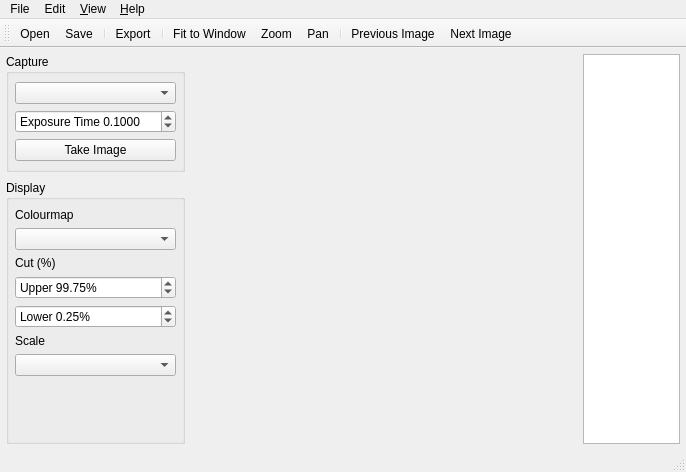
Old version of the form ui/viewer.ui in the repository badders/pyfitsview.
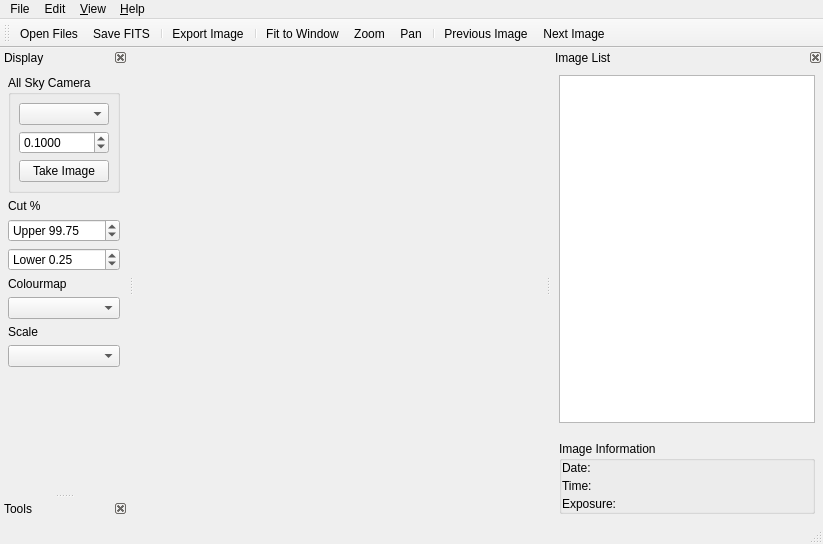
New version of the form. Icons and pictures are not drawn.

Commit message: Convert to use dock widgets

Patch:
```diff
--- a/ui/viewer.ui
+++ b/ui/viewer.ui
@@ -6,8 +6,8 @@
    <rect>
     <x>0</x>
     <y>0</y>
-    <width>686</width>
-    <height>472</height>
+    <width>823</width>
+    <height>544</height>
    </rect>
   </property>
   <property name="windowTitle">
@@ -27,271 +27,6 @@
     <property name="margin">
      <number>6</number>
     </property>
-    <item>
-     <layout class="QHBoxLayout" name="mainContainer" stretch="1,4,1">
-      <property name="spacing">
-       <number>8</number>
-      </property>
-      <item>
-       <layout class="QVBoxLayout" name="verticalLayout">
-        <item>
-         <widget class="QGroupBox" name="allSkyControls">
-          <property name="sizePolicy">
-           <sizepolicy hsizetype="Minimum" vsizetype="Fixed">
-            <horstretch>0</horstretch>
-            <verstretch>0</verstretch>
-           </sizepolicy>
-          </property>
-          <property name="title">
-           <string>Capture</string>
-          </property>
-          <property name="flat">
-           <bool>true</bool>
-          </property>
-          <layout class="QVBoxLayout" name="verticalLayout_4">
-           <property name="spacing">
-            <number>-1</number>
-           </property>
-           <property name="leftMargin">
-            <number>6</number>
-           </property>
-           <property name="topMargin">
-            <number>8</number>
-           </property>
-           <property name="rightMargin">
-            <number>6</number>
-           </property>
-           <property name="bottomMargin">
-            <number>8</number>
-           </property>
-           <item>
-            <widget class="QComboBox" name="portChoice">
-             <property name="sizePolicy">
-              <sizepolicy hsizetype="Minimum" vsizetype="Fixed">
-               <horstretch>0</horstretch>
-               <verstretch>0</verstretch>
-              </sizepolicy>
-             </property>
-            </widget>
-           </item>
-           <item>
-            <widget class="QDoubleSpinBox" name="exposureTime">
-             <property name="specialValueText">
-              <string>Exposure</string>
-             </property>
-             <property name="prefix">
-              <string>Exposure Time </string>
-             </property>
-             <property name="suffix">
-              <string/>
-             </property>
-             <property name="decimals">
-              <number>4</number>
-             </property>
-             <property name="maximum">
-              <double>653.359900000000039</double>
-             </property>
-             <property name="value">
-              <double>0.100000000000000</double>
-             </property>
-            </widget>
-           </item>
-           <item>
-            <widget class="QPushButton" name="takeImage">
-             <property name="text">
-              <string>Take Image</string>
-             </property>
-            </widget>
-           </item>
-          </layout>
-         </widget>
-        </item>
-        <item>
-         <widget class="QGroupBox" name="groupBox_2">
-          <property name="sizePolicy">
-           <sizepolicy hsizetype="Minimum" vsizetype="Preferred">
-            <horstretch>0</horstretch>
-            <verstretch>0</verstretch>
-           </sizepolicy>
-          </property>
-          <property name="title">
-           <string>Display</string>
-          </property>
-          <property name="flat">
-           <bool>true</bool>
-          </property>
-          <layout class="QVBoxLayout" name="verticalLayout_3">
-           <property name="leftMargin">
-            <number>6</number>
-           </property>
-           <property name="topMargin">
-            <number>8</number>
-           </property>
-           <property name="rightMargin">
-            <number>6</number>
-           </property>
-           <property name="bottomMargin">
-            <number>8</number>
-           </property>
-           <item>
-            <widget class="QLabel" name="label_4">
-             <property name="sizePolicy">
-              <sizepolicy hsizetype="Minimum" vsizetype="Preferred">
-               <horstretch>0</horstretch>
-               <verstretch>0</verstretch>
-              </sizepolicy>
-             </property>
-             <property name="text">
-              <string>Colourmap</string>
-             </property>
-            </widget>
-           </item>
-           <item>
-            <widget class="QComboBox" name="colourMap">
-             <property name="sizePolicy">
-              <sizepolicy hsizetype="Minimum" vsizetype="Fixed">
-               <horstretch>0</horstretch>
-               <verstretch>0</verstretch>
-              </sizepolicy>
-             </property>
-            </widget>
-           </item>
-           <item>
-            <widget class="QLabel" name="label_3">
-             <property name="sizePolicy">
-              <sizepolicy hsizetype="Minimum" vsizetype="Preferred">
-               <horstretch>0</horstretch>
-               <verstretch>0</verstretch>
-              </sizepolicy>
-             </property>
-             <property name="text">
-              <string>Cut (%)</string>
-             </property>
-            </widget>
-           </item>
-           <item>
-            <widget class="QDoubleSpinBox" name="cutUpperValue">
-             <property name="prefix">
-              <string>Upper </string>
-             </property>
-             <property name="suffix">
-              <string>%</string>
-             </property>
-             <property name="maximum">
-              <double>100.000000000000000</double>
-             </property>
-             <property name="value">
-              <double>99.750000000000000</double>
-             </property>
-            </widget>
-           </item>
-           <item>
-            <widget class="QDoubleSpinBox" name="cutLowerValue">
-             <property name="prefix">
-              <string>Lower </string>
-             </property>
-             <property name="suffix">
-              <string>%</string>
-             </property>
-             <property name="maximum">
-              <double>100.000000000000000</double>
-             </property>
-             <property name="value">
-              <double>0.250000000000000</double>
-             </property>
-            </widget>
-           </item>
-           <item>
-            <widget class="QLabel" name="label_2">
-             <property name="sizePolicy">
-              <sizepolicy hsizetype="Minimum" vsizetype="Fixed">
-               <horstretch>0</horstretch>
-               <verstretch>0</verstretch>
-              </sizepolicy>
-             </property>
-             <property name="text">
-              <string>Scale</string>
-             </property>
-            </widget>
-           </item>
-           <item>
-            <widget class="QComboBox" name="normalisation">
-             <property name="sizePolicy">
-              <sizepolicy hsizetype="Minimum" vsizetype="Fixed">
-               <horstretch>0</horstretch>
-               <verstretch>0</verstretch>
-              </sizepolicy>
-             </property>
-             <property name="editable">
-              <bool>false</bool>
-             </property>
-             <property name="currentIndex">
-              <number>-1</number>
-             </property>
-            </widget>
-           </item>
-           <item>
-            <spacer name="verticalSpacer">
-             <property name="orientation">
-              <enum>Qt::Vertical</enum>
-             </property>
-             <property name="sizeType">
-              <enum>QSizePolicy::Expanding</enum>
-             </property>
-             <property name="sizeHint" stdset="0">
-              <size>
-               <width>20</width>
-               <height>40</height>
-              </size>
-             </property>
-            </spacer>
-           </item>
-          </layout>
-         </widget>
-        </item>
-       </layout>
-      </item>
-      <item>
-       <layout class="QVBoxLayout" name="fitsLayout">
-        <property name="spacing">
-         <number>0</number>
-        </property>
-       </layout>
-      </item>
-      <item>
-       <layout class="QVBoxLayout" name="verticalLayout_5">
-        <property name="spacing">
-         <number>0</number>
-        </property>
-        <item>
-         <widget class="QListView" name="fileList">
-          <property name="sizePolicy">
-           <sizepolicy hsizetype="Preferred" vsizetype="Expanding">
-            <horstretch>0</horstretch>
-            <verstretch>0</verstretch>
-           </sizepolicy>
-          </property>
-          <property name="editTriggers">
-           <set>QAbstractItemView::NoEditTriggers</set>
-          </property>
-          <property name="dragEnabled">
-           <bool>true</bool>
-          </property>
-          <property name="dragDropMode">
-           <enum>QAbstractItemView::InternalMove</enum>
-          </property>
-          <property name="alternatingRowColors">
-           <bool>false</bool>
-          </property>
-          <property name="uniformItemSizes">
-           <bool>false</bool>
-          </property>
-         </widget>
-        </item>
-       </layout>
-      </item>
-     </layout>
-    </item>
    </layout>
   </widget>
   <widget class="QStatusBar" name="statusbar"/>
@@ -300,7 +35,7 @@
     <rect>
      <x>0</x>
      <y>0</y>
-     <width>686</width>
+     <width>823</width>
      <height>22</height>
     </rect>
    </property>
@@ -370,6 +105,343 @@
    <addaction name="actionPrevious"/>
    <addaction name="actionNext"/>
   </widget>
+  <widget class="QDockWidget" name="displayDock">
+   <property name="features">
+    <set>QDockWidget::DockWidgetClosable|QDockWidget::DockWidgetMovable</set>
+   </property>
+   <property name="allowedAreas">
+    <set>Qt::LeftDockWidgetArea|Qt::RightDockWidgetArea</set>
+   </property>
+   <property name="windowTitle">
+    <string>Display</string>
+   </property>
+   <attribute name="dockWidgetArea">
+    <number>1</number>
+   </attribute>
+   <widget class="QWidget" name="dockWidgetContents_2">
+    <layout class="QVBoxLayout" name="verticalLayout_6">
+     <property name="margin">
+      <number>0</number>
+     </property>
+     <item>
+      <layout class="QVBoxLayout" name="verticalLayout_5">
+       <property name="margin">
+        <number>8</number>
+       </property>
+       <item>
+        <widget class="QGroupBox" name="allSkyControls">
+         <property name="sizePolicy">
+          <sizepolicy hsizetype="Preferred" vsizetype="Fixed">
+           <horstretch>0</horstretch>
+           <verstretch>0</verstretch>
+          </sizepolicy>
+         </property>
+         <property name="title">
+          <string>All Sky Camera</string>
+         </property>
+         <property name="flat">
+          <bool>false</bool>
+         </property>
+         <layout class="QVBoxLayout" name="verticalLayout_8">
+          <property name="margin">
+           <number>8</number>
+          </property>
+          <item>
+           <widget class="QComboBox" name="portChoice"/>
+          </item>
+          <item>
+           <widget class="QDoubleSpinBox" name="exposureTime">
+            <property name="decimals">
+             <number>4</number>
+            </property>
+            <property name="maximum">
+             <double>653.359900000000039</double>
+            </property>
+            <property name="value">
+             <double>0.100000000000000</double>
+            </property>
+           </widget>
+          </item>
+          <item>
+           <widget class="QPushButton" name="takeImage">
+            <property name="text">
+             <string>Take Image</string>
+            </property>
+           </widget>
+          </item>
+         </layout>
+        </widget>
+       </item>
+       <item>
+        <widget class="QLabel" name="label_5">
+         <property name="sizePolicy">
+          <sizepolicy hsizetype="Preferred" vsizetype="Fixed">
+           <horstretch>0</horstretch>
+           <verstretch>0</verstretch>
+          </sizepolicy>
+         </property>
+         <property name="text">
+          <string>Cut %</string>
+         </property>
+         <property name="alignment">
+          <set>Qt::AlignLeading|Qt::AlignLeft|Qt::AlignTop</set>
+         </property>
+        </widget>
+       </item>
+       <item>
+        <widget class="QDoubleSpinBox" name="cutUpperValue">
+         <property name="prefix">
+          <string>Upper </string>
+         </property>
+         <property name="maximum">
+          <double>100.000000000000000</double>
+         </property>
+         <property name="singleStep">
+          <double>0.250000000000000</double>
+         </property>
+         <property name="value">
+          <double>99.750000000000000</double>
+         </property>
+        </widget>
+       </item>
+       <item>
+        <widget class="QDoubleSpinBox" name="cutLowerValue">
+         <property name="prefix">
+          <string>Lower </string>
+         </property>
+         <property name="maximum">
+          <double>100.000000000000000</double>
+         </property>
+         <property name="singleStep">
+          <double>0.250000000000000</double>
+         </property>
+         <property name="value">
+          <double>0.250000000000000</double>
+         </property>
+        </widget>
+       </item>
+       <item>
+        <widget class="QLabel" name="label">
+         <property name="sizePolicy">
+          <sizepolicy hsizetype="Preferred" vsizetype="Fixed">
+           <horstretch>0</horstretch>
+           <verstretch>0</verstretch>
+          </sizepolicy>
+         </property>
+         <property name="text">
+          <string>Colourmap</string>
+         </property>
+         <property name="alignment">
+          <set>Qt::AlignLeading|Qt::AlignLeft|Qt::AlignTop</set>
+         </property>
+        </widget>
+       </item>
+       <item>
+        <widget class="QComboBox" name="colourMap"/>
+       </item>
+       <item>
+        <widget class="QLabel" name="label_6">
+         <property name="sizePolicy">
+          <sizepolicy hsizetype="Preferred" vsizetype="Fixed">
+           <horstretch>0</horstretch>
+           <verstretch>0</verstretch>
+          </sizepolicy>
+         </property>
+         <property name="text">
+          <string>Scale</string>
+         </property>
+        </widget>
+       </item>
+       <item>
+        <widget class="QComboBox" name="normalisation"/>
+       </item>
+       <item>
+        <spacer name="verticalSpacer">
+         <property name="orientation">
+          <enum>Qt::Vertical</enum>
+         </property>
+         <property name="sizeHint" stdset="0">
+          <size>
+           <width>20</width>
+           <height>40</height>
+          </size>
+         </property>
+        </spacer>
+       </item>
+      </layout>
+     </item>
+    </layout>
+   </widget>
+  </widget>
+  <widget class="QDockWidget" name="fileDock">
+   <property name="minimumSize">
+    <size>
+     <width>180</width>
+     <height>233</height>
+    </size>
+   </property>
+   <property name="features">
+    <set>QDockWidget::DockWidgetClosable|QDockWidget::DockWidgetMovable</set>
+   </property>
+   <property name="allowedAreas">
+    <set>Qt::LeftDockWidgetArea|Qt::RightDockWidgetArea</set>
+   </property>
+   <property name="windowTitle">
+    <string>Image List</string>
+   </property>
+   <attribute name="dockWidgetArea">
+    <number>2</number>
+   </attribute>
+   <widget class="QWidget" name="dockWidgetContents_3">
+    <layout class="QVBoxLayout" name="verticalLayout_10">
+     <property name="spacing">
+      <number>18</number>
+     </property>
+     <property name="margin">
+      <number>8</number>
+     </property>
+     <item>
+      <widget class="QListView" name="fileList">
+       <property name="frameShadow">
+        <enum>QFrame::Plain</enum>
+       </property>
+       <property name="editTriggers">
+        <set>QAbstractItemView::NoEditTriggers</set>
+       </property>
+       <property name="dragDropMode">
+        <enum>QAbstractItemView::InternalMove</enum>
+       </property>
+      </widget>
+     </item>
+     <item>
+      <widget class="QGroupBox" name="groupBox">
+       <property name="sizePolicy">
+        <sizepolicy hsizetype="Preferred" vsizetype="Preferred">
+         <horstretch>0</horstretch>
+         <verstretch>0</verstretch>
+        </sizepolicy>
+       </property>
+       <property name="title">
+        <string>Image Information</string>
+       </property>
+       <property name="flat">
+        <bool>true</bool>
+       </property>
+       <layout class="QGridLayout" name="gridLayout">
+        <property name="horizontalSpacing">
+         <number>8</number>
+        </property>
+        <property name="verticalSpacing">
+         <number>4</number>
+        </property>
+        <property name="margin">
+         <number>0</number>
+        </property>
+        <item row="0" column="0">
+         <widget class="QLabel" name="label_2">
+          <property name="sizePolicy">
+           <sizepolicy hsizetype="Fixed" vsizetype="Preferred">
+            <horstretch>0</horstretch>
+            <verstretch>0</verstretch>
+           </sizepolicy>
+          </property>
+          <property name="text">
+           <string>Date:</string>
+          </property>
+         </widget>
+        </item>
+        <item row="0" column="1">
+         <widget class="QLabel" name="infoDateLabel">
+          <property name="text">
+           <string/>
+          </property>
+          <property name="alignment">
+           <set>Qt::AlignRight|Qt::AlignTrailing|Qt::AlignVCenter</set>
+          </property>
+         </widget>
+        </item>
+        <item row="1" column="0">
+         <widget class="QLabel" name="label_4">
+          <property name="sizePolicy">
+           <sizepolicy hsizetype="Fixed" vsizetype="Preferred">
+            <horstretch>0</horstretch>
+            <verstretch>0</verstretch>
+           </sizepolicy>
+          </property>
+          <property name="text">
+           <string>Time:</string>
+          </property>
+         </widget>
+        </item>
+        <item row="1" column="1">
+         <widget class="QLabel" name="infoTimeLabel">
+          <property name="sizePolicy">
+           <sizepolicy hsizetype="Preferred" vsizetype="Preferred">
+            <horstretch>0</horstretch>
+            <verstretch>0</verstretch>
+           </sizepolicy>
+          </property>
+          <property name="text">
+           <string/>
+          </property>
+          <property name="alignment">
+           <set>Qt::AlignRight|Qt::AlignTrailing|Qt::AlignVCenter</set>
+          </property>
+         </widget>
+        </item>
+        <item row="2" column="0">
+         <widget class="QLabel" name="label_8">
+          <property name="sizePolicy">
+           <sizepolicy hsizetype="Fixed" vsizetype="Preferred">
+            <horstretch>0</horstretch>
+            <verstretch>0</verstretch>
+           </sizepolicy>
+          </property>
+          <property name="text">
+           <string>Exposure:</string>
+          </property>
+         </widget>
+        </item>
+        <item row="2" column="1">
+         <widget class="QLabel" name="infoExposureLabel">
+          <property name="sizePolicy">
+           <sizepolicy hsizetype="Preferred" vsizetype="Preferred">
+            <horstretch>0</horstretch>
+            <verstretch>0</verstretch>
+           </sizepolicy>
+          </property>
+          <property name="text">
+           <string/>
+          </property>
+          <property name="alignment">
+           <set>Qt::AlignRight|Qt::AlignTrailing|Qt::AlignVCenter</set>
+          </property>
+         </widget>
+        </item>
+       </layout>
+      </widget>
+     </item>
+    </layout>
+   </widget>
+  </widget>
+  <widget class="QDockWidget" name="toolsDock">
+   <property name="enabled">
+    <bool>true</bool>
+   </property>
+   <property name="features">
+    <set>QDockWidget::DockWidgetClosable|QDockWidget::DockWidgetMovable</set>
+   </property>
+   <property name="allowedAreas">
+    <set>Qt::LeftDockWidgetArea|Qt::RightDockWidgetArea</set>
+   </property>
+   <property name="windowTitle">
+    <string>Tools</string>
+   </property>
+   <attribute name="dockWidgetArea">
+    <number>1</number>
+   </attribute>
+   <widget class="QWidget" name="dockWidgetContents"/>
+  </widget>
   <action name="actionQuit">
    <property name="icon">
     <iconset>
@@ -385,7 +457,7 @@
      <normaloff>document-open.png</normaloff>document-open.png</iconset>
    </property>
    <property name="text">
-    <string>&amp;Open</string>
+    <string>&amp;Open Files</string>
    </property>
    <property name="toolTip">
     <string>Open Fits File</string>
@@ -405,7 +477,7 @@
      <normaloff>document-save-as.png</normaloff>document-save-as.png</iconset>
    </property>
    <property name="text">
-    <string>&amp;Export</string>
+    <string>&amp;Export Image</string>
    </property>
    <property name="toolTip">
     <string>Export to EPS</string>
@@ -450,7 +522,7 @@
      <normaloff>document-save.png</normaloff>document-save.png</iconset>
    </property>
    <property name="text">
-    <string>&amp;Save</string>
+    <string>&amp;Save FITS</string>
    </property>
    <property name="toolTip">
     <string>Save Fits Image</string>
```
Left out of the diff: 29 changed lines with no effect on the pictures. The commit also changes 2 other files.
